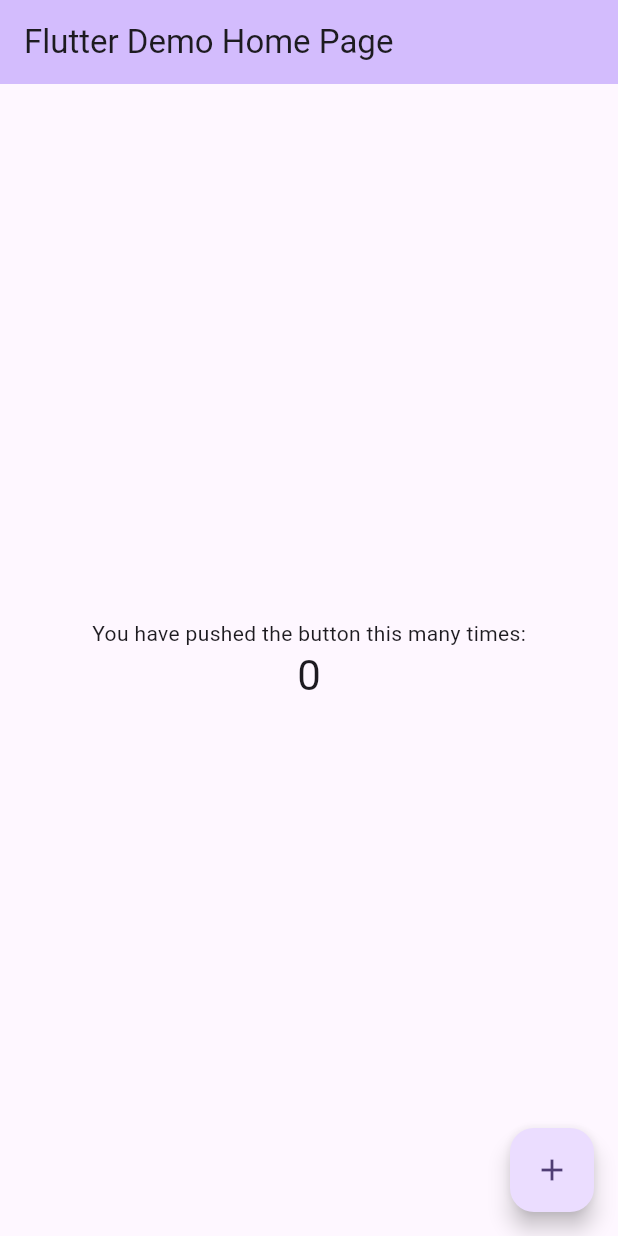
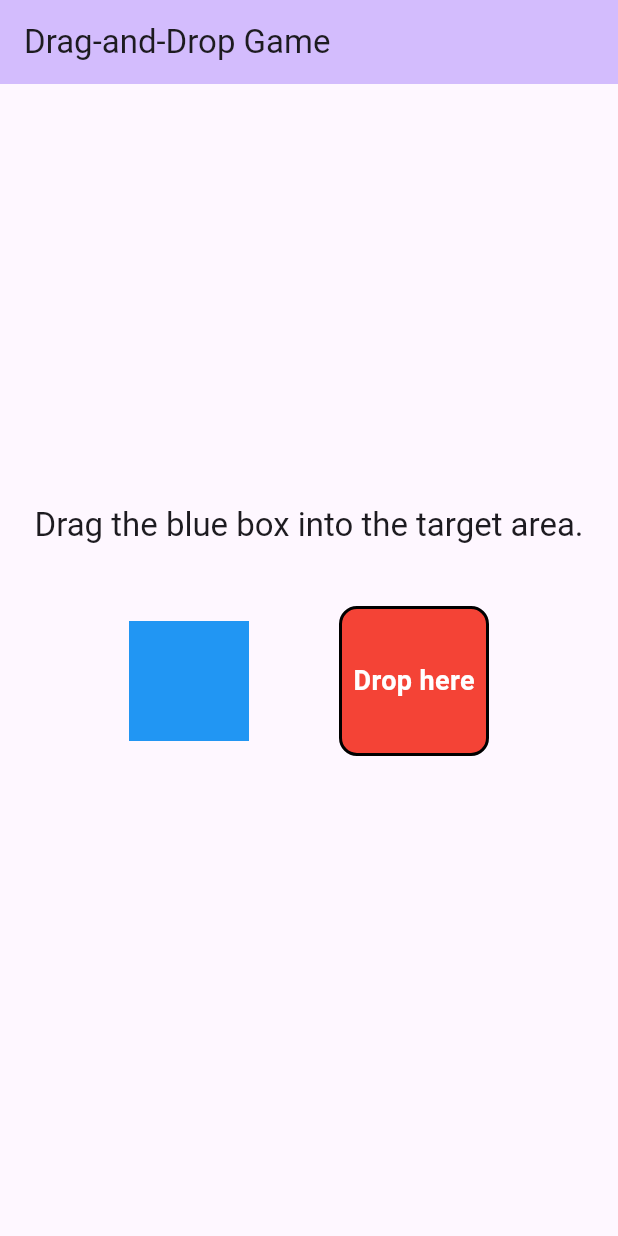
Before and after one commit to Safdari10/ItzyDrag, a Flutter app: the screen it shows after launch, on a phone screen of 412 x 824 dp. Run offline on Flutter 3.47's test engine with Material 3 defaults, Android fonts, the phone set to English and light mode, and no system bars.

Commit message:
Create drag-and-drop game with animated feedback and replay option

```diff
--- a/lib/main.dart
+++ b/lib/main.dart
@@ -4,25 +4,25 @@ void main() {
   runApp(const MyApp());
 }
 
+// The root widget of the app
 class MyApp extends StatelessWidget {
   const MyApp({super.key});
 
   @override
   Widget build(BuildContext context) {
     return MaterialApp(
-      title: 'Flutter Demo',
+      title: 'Flutter Drag-and-Drop Game',
       theme: ThemeData(
         colorScheme: ColorScheme.fromSeed(seedColor: Colors.deepPurple),
-        useMaterial3: true,
       ),
-      home: const MyHomePage(title: 'Flutter Demo Home Page'),
+      home: const MyHomePage(title: 'Drag-and-Drop Game'),
     );
   }
 }
 
+// The main game screen
 class MyHomePage extends StatefulWidget {
   const MyHomePage({super.key, required this.title});
-
   final String title;
 
   @override
@@ -30,13 +30,7 @@ class MyHomePage extends StatefulWidget {
 }
 
 class _MyHomePageState extends State<MyHomePage> {
-  int _counter = 0;
-
-  void _incrementCounter() {
-    setState(() {
-      _counter++;
-    });
-  }
+  bool _isDropped = false;
 
   @override
   Widget build(BuildContext context) {
@@ -49,18 +43,79 @@ class _MyHomePageState extends State<MyHomePage> {
         child: Column(
           mainAxisAlignment: MainAxisAlignment.center,
           children: <Widget>[
-            const Text('You have pushed the button this many times:'),
+            // Game instructions or success message
             Text(
-              '$_counter',
-              style: Theme.of(context).textTheme.headlineMedium,
+              _isDropped
+                  ? 'Great job! You dropped the box!'
+                  : 'Drag the blue box into the target area.',
+              style: Theme.of(context).textTheme.titleLarge,
             ),
+            const SizedBox(height: 40),
+            // Row with draggable box and target
+            Row(
+              mainAxisAlignment: MainAxisAlignment.center,
+              children: [
+                // Draggable blue box
+                Draggable<Color>(
+                  data: Colors.blue,
+                  feedback: Container(
+                    width: 80,
+                    height: 80,
+                    // ignore: deprecated_member_use
+                    color: Colors.blue.withOpacity(0.7),
+                  ),
+                  childWhenDragging: Container(
+                    width: 80,
+                    height: 80,
+                    color: Colors.grey,
+                  ),
+                  child: Container(width: 80, height: 80, color: Colors.blue),
+                ),
+                const SizedBox(width: 60),
+                // Drop target
+                DragTarget<Color>(
+                  onAcceptWithDetails: (color) {
+                    setState(() {
+                      _isDropped = true;
+                    });
+                  },
+                  builder: (context, candidateData, rejectedData) {
+                    return Container(
+                      width: 100,
+                      height: 100,
+                      decoration: BoxDecoration(
+                        color: _isDropped ? Colors.green : Colors.red,
+                        borderRadius: BorderRadius.circular(12),
+                        border: Border.all(color: Colors.black, width: 2),
+                      ),
+                      child: Center(
+                        child: Text(
+                          _isDropped ? 'Success!' : 'Drop here',
+                          style: const TextStyle(
+                            color: Colors.white,
+                            fontWeight: FontWeight.bold,
+                            fontSize: 18,
+                          ),
+                        ),
+                      ),
+                    );
+                  },
+                ),
+              ],
+            ),
+            const SizedBox(height: 40),
+            // Play Again button
+            if (_isDropped)
+              ElevatedButton(
+                onPressed: () {
+                  setState(() {
+                    _isDropped = false;
+                  });
+                },
+                child: const Text('Play Again'),
+              ),
           ],
         ),
-      ),
-      floatingActionButton: FloatingActionButton(
-        onPressed: _incrementCounter,
-        tooltip: 'Increment',
-        child: const Icon(Icons.add),
       ),
     );
   }
```
